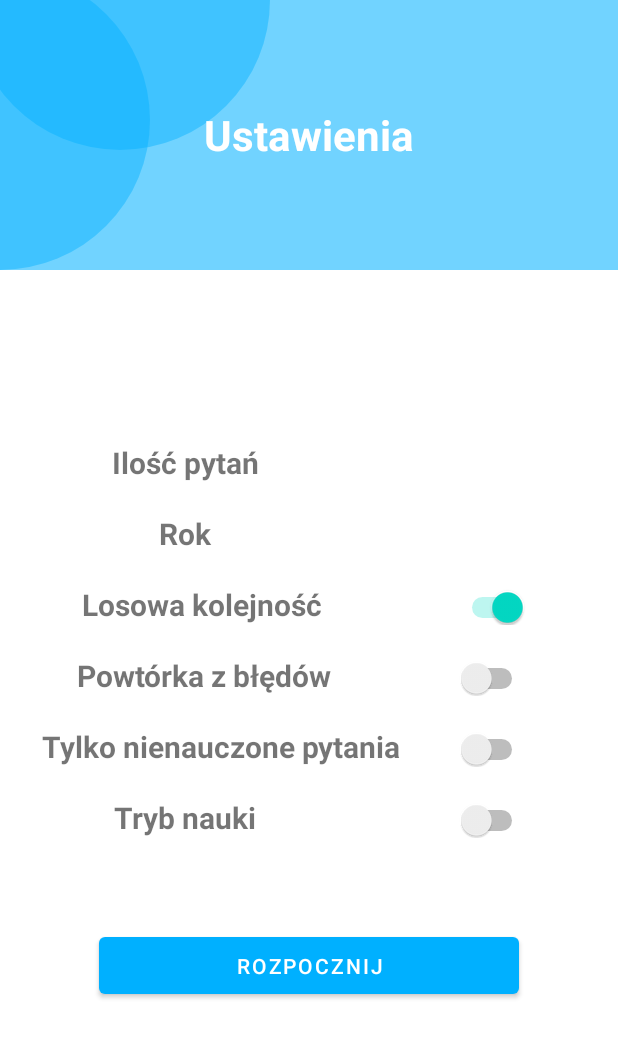
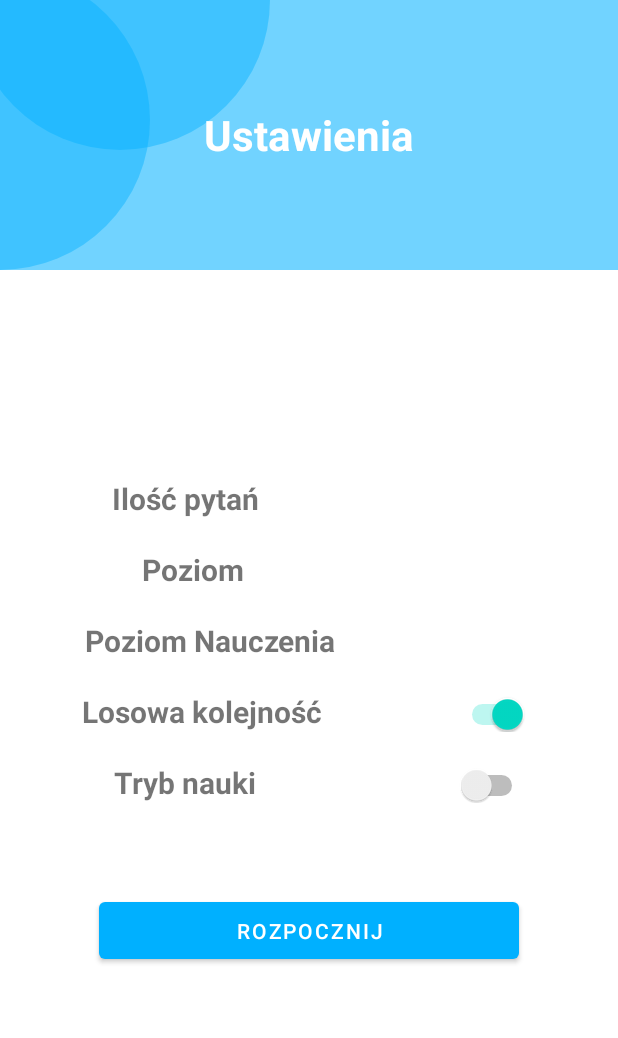
Before and after one commit to marcinoktawian/Fiszkonator, an Android app: the layout activity_quiz_settings.xml on its own in the app's theme, with its tools: preview values and no code run, on a phone screen of 412 x 824 dp. Shown: the top 1038 px of the screen. Run offline under Robolectric (Android 15) with nearby library versions, the phone set to English and light mode, and no system bars.

Commit message:
Work in progress

```diff
--- a/app/src/main/java/com/example/fiszkonator/MainActivity.java
+++ b/app/src/main/java/com/example/fiszkonator/MainActivity.java
@@ -20,7 +20,7 @@ public class MainActivity extends AppCompatActivity {
 //        send to new layout
         button.setOnClickListener(new View.OnClickListener() {
             public void onClick(View v) {
-                Intent activity2Intent = new Intent(getApplicationContext(), CategoryList.class);
+                Intent activity2Intent = new Intent(getApplicationContext(), InitChoose.class);
                 startActivity(activity2Intent);
             }
         });
--- a/app/src/main/res/layout/activity_quiz_settings.xml
+++ b/app/src/main/res/layout/activity_quiz_settings.xml
@@ -101,12 +101,40 @@
                     android:textSize="20sp"
                     android:gravity="center"
                     android:textStyle="bold"
-                    android:text="Rok"/>
+                    android:text="Poziom"/>
 
                 <Spinner
                     android:layout_width="wrap_content"
                     android:layout_height="wrap_content"
-                    android:id="@+id/spinner_year"
+                    android:id="@+id/spinner_level"
+                    android:background="@color/bg_light"
+                    android:layout_weight="1"
+                    android:gravity="center"
+                    android:layout_marginRight="50dp"
+                    android:layout_marginLeft="50dp"
+                    android:scrollbarSize="20sp"/>
+
+            </LinearLayout>
+
+            <LinearLayout
+                android:layout_width="match_parent"
+                android:layout_height="wrap_content"
+                android:orientation="horizontal"
+                android:padding="10dp">
+
+                <TextView
+                    android:layout_width="wrap_content"
+                    android:layout_height="wrap_content"
+                    android:layout_weight="3"
+                    android:textSize="20sp"
+                    android:gravity="center"
+                    android:textStyle="bold"
+                    android:text="Poziom Nauczenia"/>
+
+                <Spinner
+                    android:layout_width="wrap_content"
+                    android:layout_height="wrap_content"
+                    android:id="@+id/spinner_learn_level"
                     android:background="@color/bg_light"
                     android:layout_weight="1"
                     android:gravity="center"
@@ -154,54 +182,6 @@
                     android:textSize="20sp"
                     android:gravity="center"
                     android:textStyle="bold"
-                    android:text="Powtórka z błędów"/>
-
-                <Switch
-                    android:layout_width="wrap_content"
-                    android:layout_height="wrap_content"
-                    android:layout_weight="1"
-                    android:id="@+id/train_errors_switch"
-                    android:layout_marginRight="50dp"
-                    tools:ignore="UseSwitchCompatOrMaterialXml" />
-
-            </LinearLayout>
-            <LinearLayout
-                android:layout_width="match_parent"
-                android:layout_height="wrap_content"
-                android:orientation="horizontal"
-                android:padding="10dp">
-
-                <TextView
-                    android:layout_width="wrap_content"
-                    android:layout_height="wrap_content"
-                    android:layout_weight="2"
-                    android:textSize="20sp"
-                    android:gravity="center"
-                    android:textStyle="bold"
-                    android:text="Tylko nienauczone pytania"/>
-
-                <Switch
-                    android:layout_width="wrap_content"
-                    android:layout_height="wrap_content"
-                    android:layout_weight="1"
-                    android:id="@+id/not_learn_questions"
-                    android:layout_marginRight="50dp"
-                    tools:ignore="UseSwitchCompatOrMaterialXml" />
-
-            </LinearLayout>
-            <LinearLayout
-                android:layout_width="match_parent"
-                android:layout_height="wrap_content"
-                android:orientation="horizontal"
-                android:padding="10dp">
-
-                <TextView
-                    android:layout_width="wrap_content"
-                    android:layout_height="wrap_content"
-                    android:layout_weight="2"
-                    android:textSize="20sp"
-                    android:gravity="center"
-                    android:textStyle="bold"
                     android:text="Tryb nauki"/>
 
                 <Switch
```
Also changed, not shown: app/src/main/java/com/example/fiszkonator/CategoryList.java (+15 -18 lines), app/src/main/java/com/example/fiszkonator/DatabaseHelper.java (+53 -16 lines), app/src/main/java/com/example/fiszkonator/InitChoose.java (+40 -0 lines), app/src/main/java/com/example/fiszkonator/Quiz.java (+30 -25 lines), app/src/main/java/com/example/fiszkonator/QuizSettings.java (+20 -32 lines), app/src/main/res/layout/activity_init_choose.xml (+5 -2 lines), app/src/main/assets/Fiszka.db (added), app/src/main/assets/MedBaza.db (deleted).
